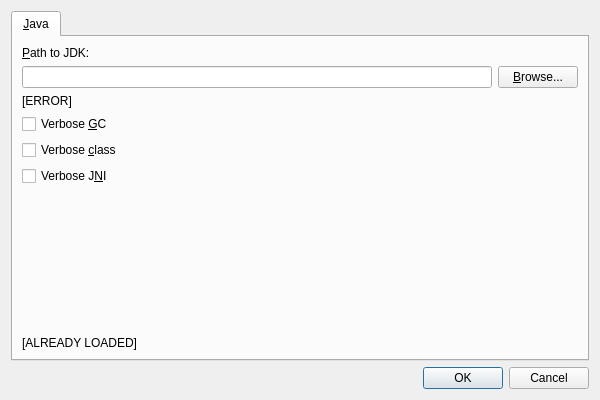
Above: Sources/GUI/SettingsDialog.ui from drunkfly/retrotoolkit before the change. Below: the same form after it.
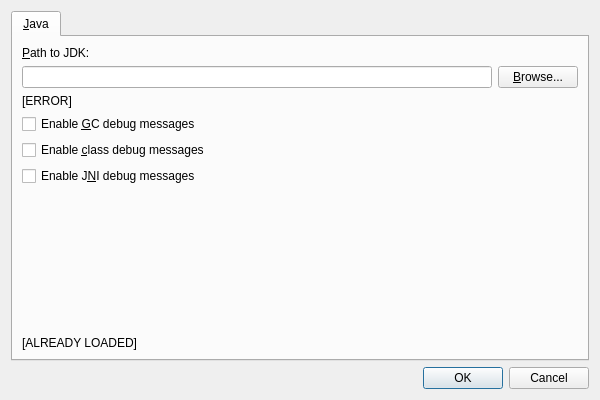
That is the form after the change.

The edit to the form file:
```diff
--- a/Sources/GUI/SettingsDialog.ui
+++ b/Sources/GUI/SettingsDialog.ui
@@ -61,21 +61,21 @@
        <item>
         <widget class="QCheckBox" name="jdkVerboseGC">
          <property name="text">
-          <string>Verbose &amp;GC</string>
+          <string>Enable &amp;GC debug messages</string>
          </property>
         </widget>
        </item>
        <item>
         <widget class="QCheckBox" name="jdkVerboseClass">
          <property name="text">
-          <string>Verbose &amp;class</string>
+          <string>Enable &amp;class debug messages</string>
          </property>
         </widget>
        </item>
        <item>
         <widget class="QCheckBox" name="jdkVerboseJNI">
          <property name="text">
-          <string>Verbose J&amp;NI</string>
+          <string>Enable J&amp;NI debug messages</string>
          </property>
         </widget>
        </item>
```
